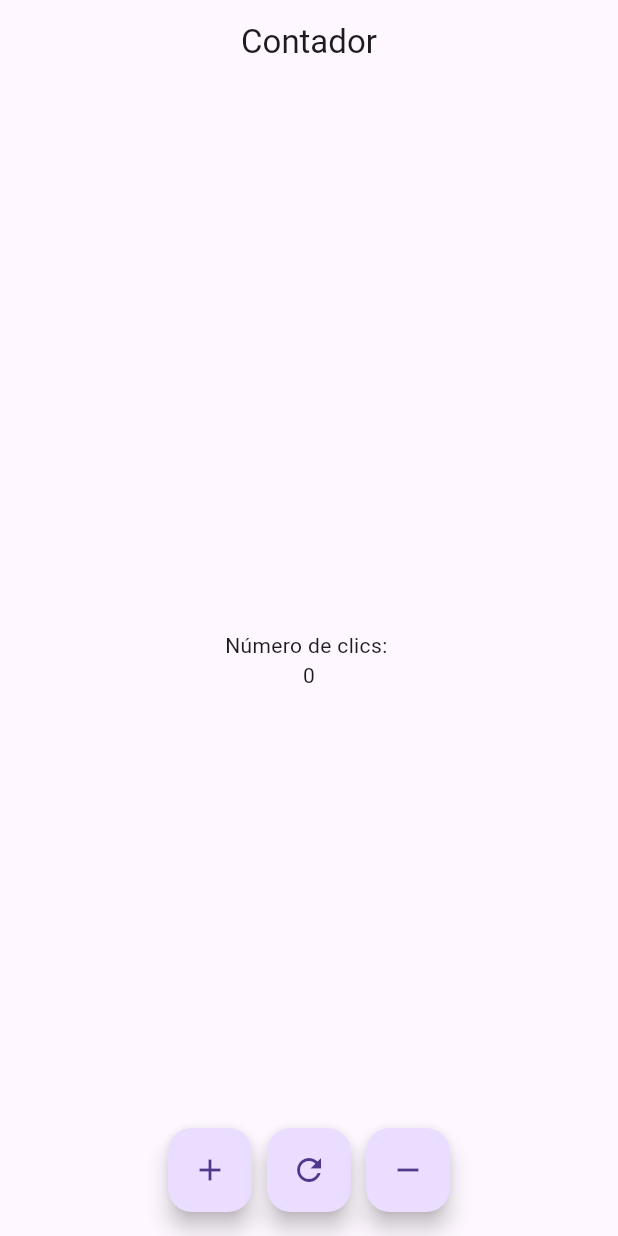
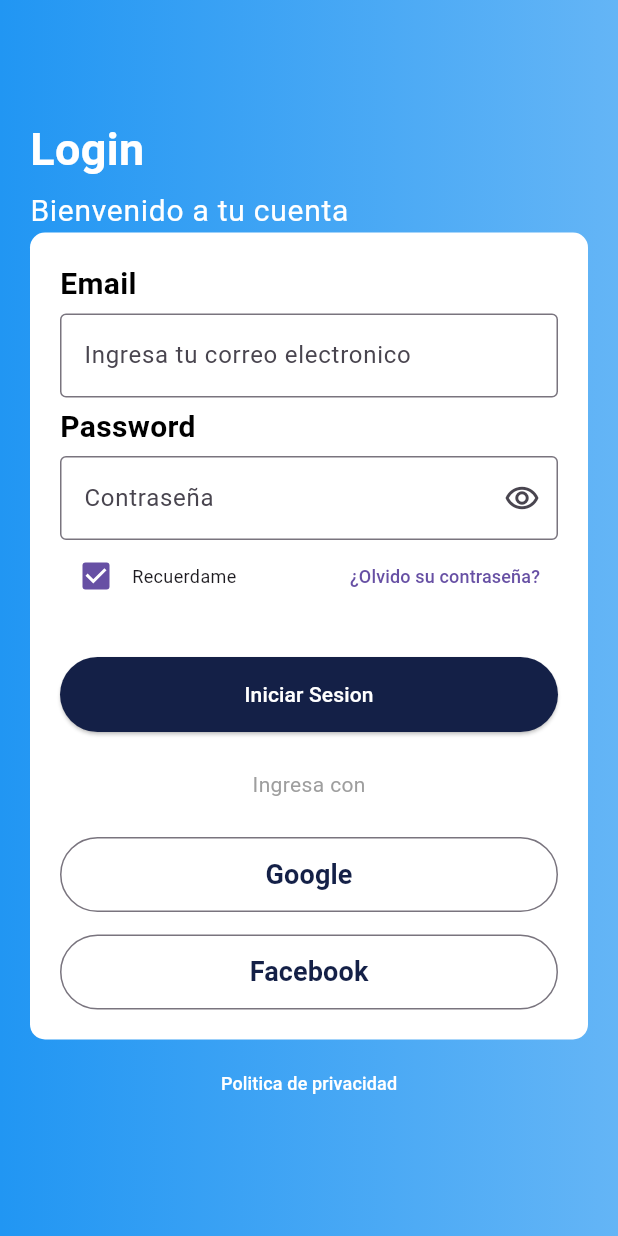
Before and after one commit to TheGeru/countertest_desde_0, a Flutter app: the screen it shows after launch, on a phone screen of 412 x 824 dp. Run offline on Flutter 3.47's test engine with Material 3 defaults, Android fonts, the light colour scheme and no system bars.

Commit message:
menu_changes

```diff
--- a/lib/main.dart
+++ b/lib/main.dart
@@ -1,4 +1,5 @@
-import 'package:countertest/pages/home_page.dart';
+//import 'package:countertest/pages/home_page.dart';
+import 'package:countertest/pages/login_page.dart';
 import 'package:flutter/material.dart';
 
 void main() => runApp(const MyApp());
@@ -10,7 +11,7 @@
   Widget build(BuildContext context) {
     return const MaterialApp(
       title: 'Material App',
-      home: HomePage(),
+      home: LoginPage(),
     );
   }
 }
--- a/lib/pages/home_page.dart
+++ b/lib/pages/home_page.dart
@@ -41,12 +41,12 @@
             onPressed: _sumar,
             child: const Icon(Icons.add),
           ),
-          SizedBox(width: 10),
+          const SizedBox(width: 10),
           FloatingActionButton(
             onPressed: _reiniciar,
             child: const Icon(Icons.refresh),
           ),
-          SizedBox(width: 10),
+          const SizedBox(width: 10),
           FloatingActionButton(
             onPressed: _restar,
             child: const Icon(Icons.remove),
--- /dev/null
+++ b/lib/pages/login_page.dart
@@ -0,0 +1,297 @@
+import 'package:flutter/material.dart';
+
+class LoginPage extends StatefulWidget {
+  const LoginPage({super.key});
+
+  @override
+  State<LoginPage> createState() => _LoginPageState();
+}
+
+class _LoginPageState extends State<LoginPage> {
+  @override
+  Widget build(BuildContext context) {
+    return const Scaffold(
+      body: Stack(
+        children: [
+          Fondo(),
+          Contenido(),
+        ],
+      ),
+    );
+  }
+}
+
+class Fondo extends StatelessWidget {
+  const Fondo({super.key});
+
+  @override
+  Widget build(BuildContext context) {
+    return Container(
+      decoration: BoxDecoration(
+          gradient: LinearGradient(
+        colors: [Colors.blue.shade300, Colors.blue],
+        begin: Alignment.centerRight,
+        end: Alignment.centerLeft,
+      )),
+    );
+  }
+}
+
+class Contenido extends StatefulWidget {
+  const Contenido({super.key});
+
+  @override
+  State<Contenido> createState() => _ContenidoState();
+}
+
+class _ContenidoState extends State<Contenido> {
+  @override
+  Widget build(BuildContext context) {
+    return const Padding(
+      padding: EdgeInsets.symmetric(horizontal: 20),
+      child: Column(
+        mainAxisAlignment: MainAxisAlignment.center,
+        crossAxisAlignment: CrossAxisAlignment.start,
+        children: [
+          Text(
+            'Login',
+            style: TextStyle(
+              color: Colors.white,
+              fontWeight: FontWeight.bold,
+              fontSize: 30,
+            ),
+          ),
+          SizedBox(
+            height: 5,
+          ),
+          Text(
+            'Bienvenido a tu cuenta',
+            style: TextStyle(
+              color: Colors.white,
+              fontSize: 20,
+              letterSpacing: 0.5,
+            ),
+          ),
+          Datos(),
+          SizedBox(
+            height: 5,
+          ),
+          Privacidad(),
+        ],
+      ),
+    );
+  }
+}
+
+class Datos extends StatefulWidget {
+  const Datos({super.key});
+
+  @override
+  State<Datos> createState() => _DatosState();
+}
+
+class _DatosState extends State<Datos> {
+  bool showPassword = true;
+
+  @override
+  Widget build(BuildContext context) {
+    return Container(
+      padding: const EdgeInsets.all(20),
+      decoration: BoxDecoration(
+        borderRadius: BorderRadius.circular(10),
+        color: Colors.white,
+      ),
+      child: Column(
+        crossAxisAlignment: CrossAxisAlignment.start,
+        children: [
+          const Text(
+            'Email',
+            style: TextStyle(
+              color: Colors.black,
+              fontWeight: FontWeight.bold,
+              fontSize: 20,
+            ),
+          ),
+          const SizedBox(
+            height: 5,
+          ),
+          TextFormField(
+            keyboardType: TextInputType.emailAddress,
+            decoration: const InputDecoration(
+              border: OutlineInputBorder(),
+              hintText: 'Ingresa tu correo electronico',
+            ),
+          ),
+          const SizedBox(
+            height: 5,
+          ),
+          const Text(
+            'Password',
+            style: TextStyle(
+              color: Colors.black,
+              fontWeight: FontWeight.bold,
+              fontSize: 20,
+            ),
+          ),
+          const SizedBox(
+            height: 5,
+          ),
+          TextFormField(
+            obscureText: showPassword,
+            decoration: InputDecoration(
+              border: const OutlineInputBorder(),
+              hintText: 'Contraseña',
+              suffixIcon: IconButton(
+                icon: const Icon(Icons.remove_red_eye_outlined),
+                onPressed: () => {
+                  setState(() {
+                    showPassword == true
+                        ? showPassword = true
+                        : showPassword = false;
+                  }),
+                },
+              ),
+            ),
+          ),
+          const Remember(),
+          const SizedBox(
+            height: 30,
+          ),
+          const Botones(),
+        ],
+      ),
+    );
+  }
+}
+
+class Remember extends StatefulWidget {
+  const Remember({super.key});
+
+  @override
+  State<Remember> createState() => _RememberState();
+}
+
+class _RememberState extends State<Remember> {
+  bool ischecked = true;
+
+  @override
+  Widget build(BuildContext context) {
+    return Row(
+      children: [
+        Checkbox(
+            value: ischecked,
+            onChanged: (value) => {
+                  setState(() => ischecked == false
+                      ? ischecked = true
+                      : ischecked = false),
+                }),
+        const Text(
+          'Recuerdame',
+          style: TextStyle(fontSize: 12),
+        ),
+        const Spacer(),
+        TextButton(
+            onPressed: () => {},
+            child: const Text(
+              '¿Olvido su contraseña?',
+              style: TextStyle(fontSize: 12),
+            )),
+      ],
+    );
+  }
+}
+
+class Botones extends StatelessWidget {
+  const Botones({super.key});
+
+  @override
+  Widget build(BuildContext context) {
+    return Column(
+      children: [
+        SizedBox(
+          width: double.infinity,
+          height: 50,
+          child: ElevatedButton(
+            onPressed: () => {},
+            style: ButtonStyle(
+              backgroundColor: MaterialStateProperty.all<Color>(
+                const Color(0xff142047),
+              ),
+            ),
+            child: const Text('Iniciar Sesion',
+                style: TextStyle(color: Colors.white)),
+          ),
+        ),
+        const SizedBox(
+          height: 25,
+          width: double.infinity,
+        ),
+        const Text(
+          "Ingresa con",
+          style: TextStyle(
+            color: Colors.grey,
+          ),
+        ),
+        const SizedBox(
+          height: 25,
+          width: double.infinity,
+        ),
+        SizedBox(
+          width: double.infinity,
+          height: 50,
+          child: OutlinedButton(
+            onPressed: () => {},
+            child: const Text(
+              'Google',
+              style: TextStyle(
+                color: Color(0xff142047),
+                fontWeight: FontWeight.bold,
+                fontSize: 18,
+              ),
+            ),
+          ),
+        ),
+        const SizedBox(
+          height: 15,
+          width: double.infinity,
+        ),
+        SizedBox(
+          width: double.infinity,
+          height: 50,
+          child: OutlinedButton(
+            onPressed: () => {},
+            child: const Text(
+              'Facebook',
+              style: TextStyle(
+                color: Color(0xff142047),
+                fontWeight: FontWeight.bold,
+                fontSize: 18,
+              ),
+            ),
+          ),
+        ),
+      ],
+
+    );
+  }
+}
+
+class Privacidad extends StatelessWidget {
+  const Privacidad({super.key});
+
+  @override
+  Widget build(BuildContext context) {
+    return Center(
+      child: TextButton(
+        onPressed: () => {},
+        child: const Text(
+          'Politica de privacidad',
+          style: TextStyle(
+            color: Colors.white,
+            fontSize: 12,
+          ),
+        ),
+      ),
+    );
+  }
+}
```
